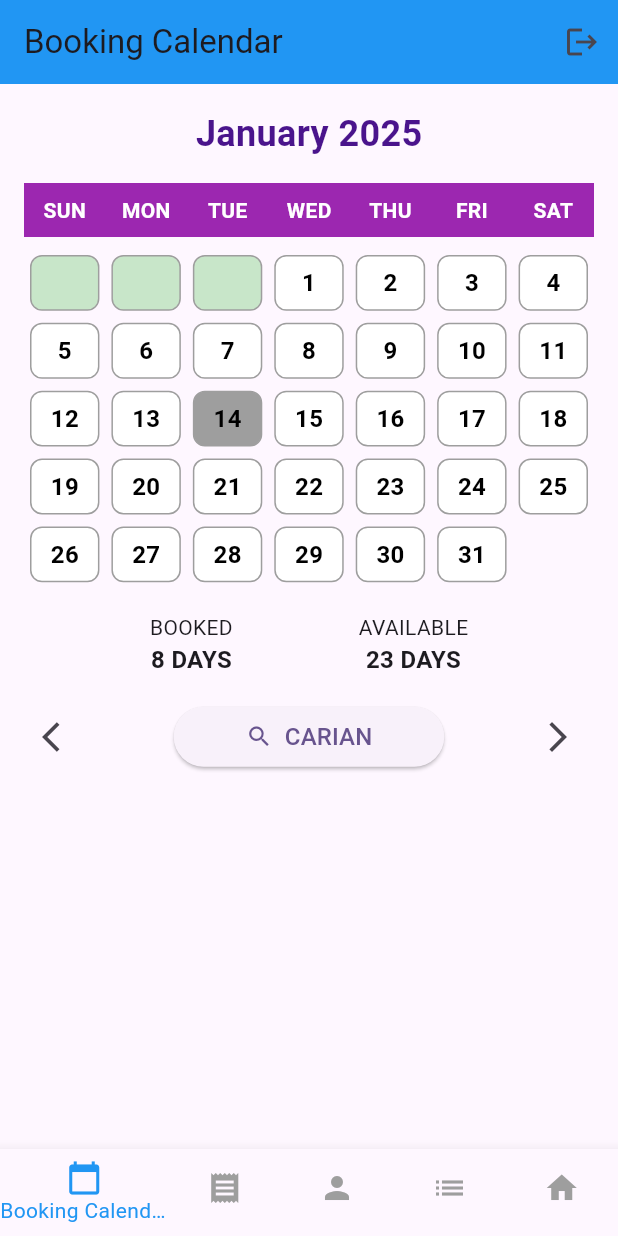
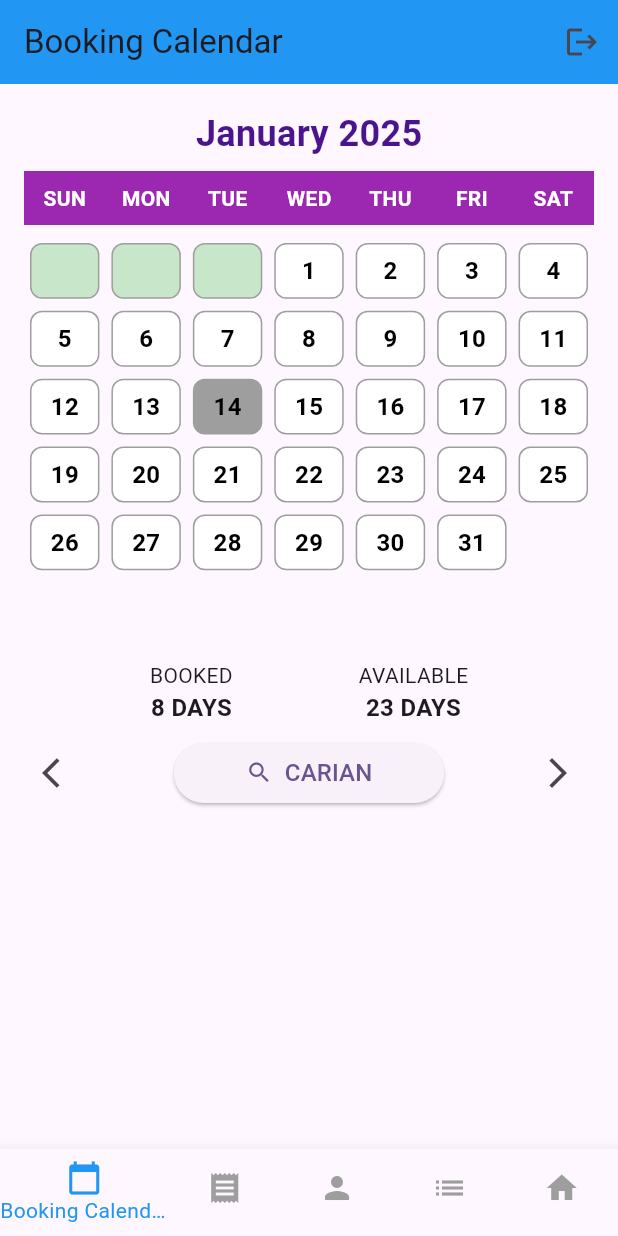
Before and after one commit to Kshn7/Hakimi, a Flutter app: the screen it shows once a user with an empty profile is signed in, on a phone screen of 412 x 824 dp. Run offline on Flutter 3.47's test engine with Material 3 defaults, Android fonts, the phone set to English and light mode, and no system bars; our stand-ins replace cloud_firestore, firebase_auth, firebase_core, pdf, printing; accounts and stored records are empty; network calls fail.

```diff
--- a/lib/calendar/calendar.dart
+++ b/lib/calendar/calendar.dart
@@ -71,7 +71,7 @@ class _BookingCalendarPageState extends State<BookingCalendarPage> {
                 fontWeight: FontWeight.bold,
               ),
             ),
-            const SizedBox(height: 16),
+            const SizedBox(height: 8),
             Container(
               color: Colors.purple,
               padding: const EdgeInsets.symmetric(vertical: 8),
@@ -131,7 +131,7 @@ class _BookingCalendarPageState extends State<BookingCalendarPage> {
               ),
             ),
             const SizedBox(height: 8),
-            Flexible(
+            Expanded(
               child: GridView.builder(
                 shrinkWrap: true,
                 physics: const ClampingScrollPhysics(),
@@ -197,7 +197,7 @@ class _BookingCalendarPageState extends State<BookingCalendarPage> {
                 },
               ),
             ),
-            const SizedBox(height: 16),
+            const SizedBox(height: 8),
             const Row(
               mainAxisAlignment: MainAxisAlignment.spaceEvenly,
               children: [
@@ -219,7 +219,7 @@ class _BookingCalendarPageState extends State<BookingCalendarPage> {
                 ),
               ],
             ),
-            const SizedBox(height: 16),
+            const SizedBox(height: 8),
             Row(
               mainAxisAlignment: MainAxisAlignment.spaceBetween,
               children: [
```
